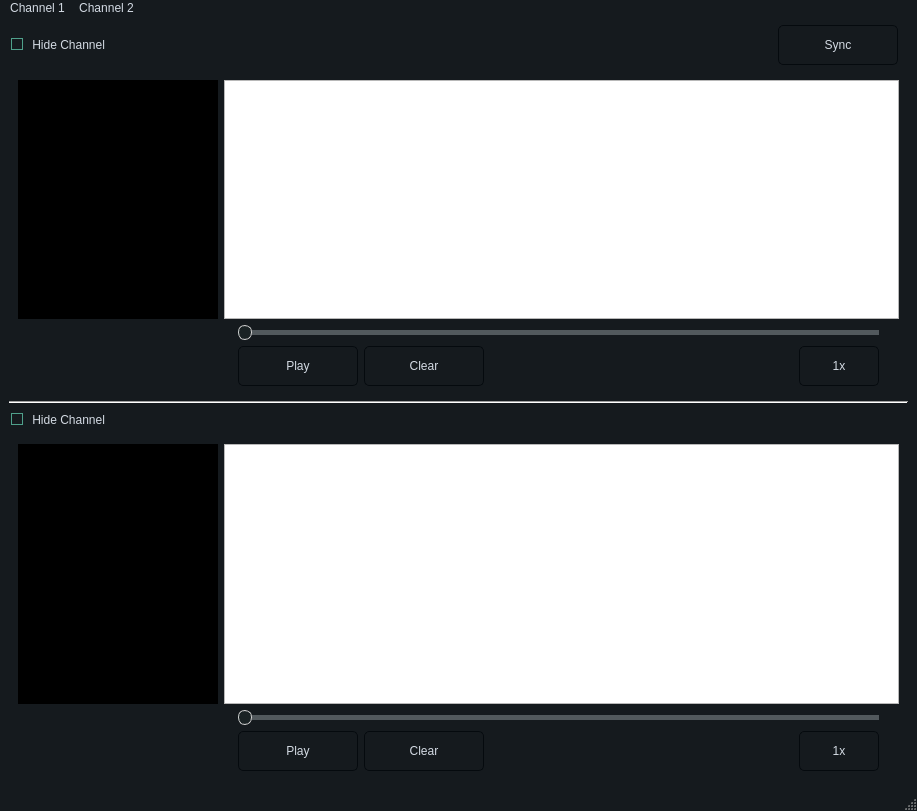
Before: the Qt Designer form main.ui in amirhesham65/signal_studio, drawn with Qt 5.
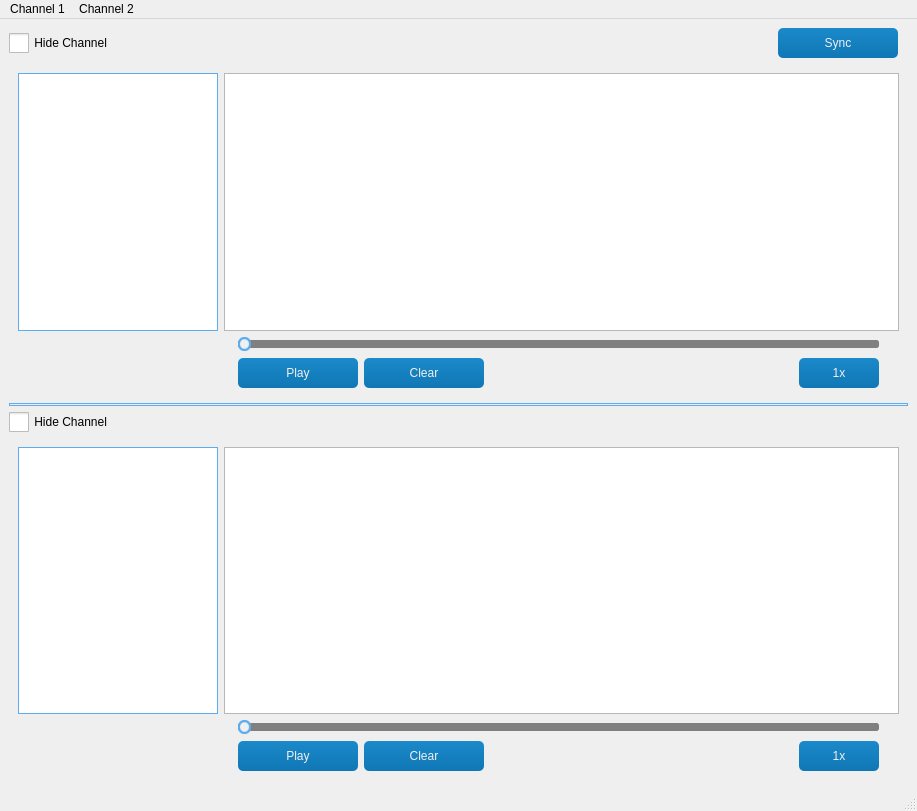
After: the same form once the commit is applied. Icons and pictures are not drawn. Custom widgets are drawn as their Qt base class.

What changed in the file:
```diff
--- a/main.ui
+++ b/main.ui
@@ -14,439 +14,352 @@
    <string>MainWindow</string>
   </property>
   <property name="styleSheet">
-   <string notr="true">QMainWindow {
-	background-color:#151a1e;
+   <string notr="true">QWidget#frmLogin,QWidget#frmPopup,QWidget#frmHostInfo,QWidget#frmLogout,QWidget#frmConfig,QWidget#frmData,QWidget#frmDefence,QWidget#frmHost,QWidget#frmMain,QWidget#frmPwd,QWidget#frmSelect,QWidget#frmMessageBox{
+	border:1px solid #1B89CA;
+	border-radius:0px;	
 }
-QCalendar {
-	background-color: #151a1e;
+
+.QFrame{
+	border:1px solid #5CACEE;
+	border-radius:5px;
 }
-QInputDialog, QDialog {
-	background-color:#151a1e;
+
+QWidget#widget_title{
+	background: qlineargradient(spread:pad, x1:0, y1:0, x2:0, y2:1, stop:0 #1B89CA, stop:1 #1077B5);
 }
-QTextEdit {
-	border-width: 1px;
-	border-style: solid;
-	border-color: #4fa08b;
-	background-color: #222b2e;
-	color: #d3dae3;
+
+QLabel#lab_Ico,QLabel#lab_Title{
+	border-radius:0px;
+	color: #F0F0F0;
+	background-color:rgba(0,0,0,0);
+	border-style:none;
 }
-QPlainTextEdit {
-	border-width: 1px;
-	border-style: solid;
-	border-color: #4fa08b;
-	background-color: #222b2e;
-	color: #d3dae3;
-}
-QToolButton {
-	border-style: solid;
-	border-top-color: qlineargradient(spread:pad, x1:0.5, y1:1, x2:0.5, y2:0, stop:0 rgb(215, 215, 215), stop:1 rgb(222, 222, 222));
-	border-right-color: qlineargradient(spread:pad, x1:0, y1:0.5, x2:1, y2:0.5, stop:0 rgb(217, 217, 217), stop:1 rgb(227, 227, 227));
-	border-left-color: qlineargradient(spread:pad, x1:0, y1:0.5, x2:1, y2:0.5, stop:0 rgb(227, 227, 227), stop:1 rgb(217, 217, 217));
-	border-bottom-color: qlineargradient(spread:pad, x1:0.5, y1:1, x2:0.5, y2:0, stop:0 rgb(215, 215, 215), stop:1 rgb(222, 222, 222));
-	border-width: 1px;
-	border-radius: 5px;
-	color: #d3dae3;
-	padding: 2px;
-	background-color: rgb(255,255,255);
-}
-QToolButton:hover{
-	border-style: solid;
-	border-top-color: qlineargradient(spread:pad, x1:0.5, y1:1, x2:0.5, y2:0, stop:0 rgb(195, 195, 195), stop:1 rgb(222, 222, 222));
-	border-right-color: qlineargradient(spread:pad, x1:0, y1:0.5, x2:1, y2:0.5, stop:0 rgb(197, 197, 197), stop:1 rgb(227, 227, 227));
-	border-left-color: qlineargradient(spread:pad, x1:0, y1:0.5, x2:1, y2:0.5, stop:0 rgb(227, 227, 227), stop:1 rgb(197, 197, 197));
-	border-bottom-color: qlineargradient(spread:pad, x1:0.5, y1:1, x2:0.5, y2:0, stop:0 rgb(195, 195, 195), stop:1 rgb(222, 222, 222));
-	border-width: 1px;
-	border-radius: 5px;
-	color: rgb(0,0,0);
-	padding: 2px;
-	background-color: rgb(255,255,255);
-}
-QToolButton:pressed{
-	border-style: solid;
-	border-top-color: qlineargradient(spread:pad, x1:0.5, y1:1, x2:0.5, y2:0, stop:0 rgb(215, 215, 215), stop:1 rgb(222, 222, 222));
-	border-right-color: qlineargradient(spread:pad, x1:0, y1:0.5, x2:1, y2:0.5, stop:0 rgb(217, 217, 217), stop:1 rgb(227, 227, 227));
-	border-left-color: qlineargradient(spread:pad, x1:0, y1:0.5, x2:1, y2:0.5, stop:0 rgb(227, 227, 227), stop:1 rgb(217, 217, 217));
-	border-bottom-color: qlineargradient(spread:pad, x1:0.5, y1:1, x2:0.5, y2:0, stop:0 rgb(215, 215, 215), stop:1 rgb(222, 222, 222));
-	border-width: 1px;
-	border-radius: 5px;
-	color: rgb(0,0,0);
-	padding: 2px;
-	background-color: rgb(142,142,142);
-}
-QPushButton{
-	border-style: solid;
-	border-color: #050a0e;
-	border-width: 1px;
-	border-radius: 5px;
-	color: #d3dae3;
-	padding: 2px;
-	background-color: #151a1e;
-}
-QPushButton::default{
-	border-style: solid;
-	border-color: #050a0e;
-	border-width: 1px;
-	border-radius: 5px;
-	color: #FFFFFF;
-	padding: 2px;
-	background-color: #151a1e;;
-}
-QPushButton:hover{
-	border-style: solid;
-	border-color: #050a0e;
-	border-width: 1px;
-	border-radius: 5px;
-	color: #d3dae3;
-	padding: 2px;
-	background-color: #1c1f1f;
-}
-QPushButton:pressed{
-	border-style: solid;
-	border-color: #050a0e;
-	border-width: 1px;
-	border-radius: 5px;
-	color: #d3dae3;
-	padding: 2px;
-	background-color: #2c2f2f;
-}
-QPushButton:disabled{
-	border-style: solid;
-	border-top-color: qlineargradient(spread:pad, x1:0.5, y1:1, x2:0.5, y2:0, stop:0 rgb(215, 215, 215), stop:1 rgb(222, 222, 222));
-	border-right-color: qlineargradient(spread:pad, x1:0, y1:0.5, x2:1, y2:0.5, stop:0 rgb(217, 217, 217), stop:1 rgb(227, 227, 227));
-	border-left-color: qlineargradient(spread:pad, x1:0, y1:0.5, x2:1, y2:0.5, stop:0 rgb(227, 227, 227), stop:1 rgb(217, 217, 217));
-	border-bottom-color: qlineargradient(spread:pad, x1:0.5, y1:1, x2:0.5, y2:0, stop:0 rgb(215, 215, 215), stop:1 rgb(222, 222, 222));
-	border-width: 1px;
-	border-radius: 5px;
-	color: #808086;
-	padding: 2px;
-	background-color: rgb(142,142,142);
-}
+
 QLineEdit {
-	border-width: 1px;
-	border-style: solid;
-	border-color: #4fa08b;
-	background-color: #222b2e;
-	color: #d3dae3;
+	border: 1px solid #5CACEE;
+	border-radius: 5px;
+	padding: 2px;
+	background: none;
+	selection-background-color: #1B89CA;
 }
-QLabel {
-	color: #d3dae3;
+
+QLineEdit[echoMode=&quot;2&quot;] { 
+	lineedit-password-character: 9679; 
 }
-QLCDNumber {
-	color: #4d9b87;
+
+.QGroupBox{
+	border: 1px solid #5CACEE;
+	border-radius: 5px;
 }
-QProgressBar {
-	text-align: center;
-	color: #d3dae3;
-	border-radius: 10px;
-	border-color: transparent;
-	border-style: solid;
-	background-color: #52595d;
+
+.QPushButton{
+	border-style: none;
+	border: 0px;
+	color: #F0F0F0;
+	padding: 5px;	
+	min-height: 20px;
+	border-radius:5px;
+	background: qlineargradient(spread:pad, x1:0, y1:0, x2:0, y2:1, stop:0 #1B89CA, stop:1 #1077B5); 
 }
-QProgressBar::chunk {
-	background-color: #214037	;
-	border-radius: 10px;
+
+.QPushButton[focusPolicy=&quot;0&quot;] {
+	border-style: none;
+	border: 0px;
+	color: #F0F0F0;
+	padding: 0px;	
+	min-height: 10px;
+	border-radius:3px;
+	background: qlineargradient(spread:pad, x1:0, y1:0, x2:0, y2:1, stop:0 #1B89CA, stop:1 #1077B5); 
 }
-QMenuBar {
-	background-color: #151a1e;
+
+.QPushButton:hover{ 
+	background: qlineargradient(spread:pad, x1:0, y1:0, x2:0, y2:1, stop:0 #5CACEE, stop:1 #4F94CD);
 }
-QMenuBar::item {
-	color: #d3dae3;
-  	spacing: 3px;
-  	padding: 1px 4px;
-	background-color: #151a1e;
+
+.QPushButton:pressed{ 
+	background: qlineargradient(spread:pad, x1:0, y1:0, x2:0, y2:1, stop:0 #1B89CA, stop:1 #1077B5);
 }
 
-QMenuBar::item:selected {
-  	background-color: #252a2e;
-	color: #FFFFFF;
+QPushButton#btnMenu,QPushButton#btnMenu_Min,QPushButton#btnMenu_Max,QPushButton#btnMenu_Close{
+	border-radius:0px;
+	color: #F0F0F0;
+	background-color:rgba(0,0,0,0);
+	border-style:none;
 }
-QMenu {
-	background-color: #151a1e;
+
+QPushButton#btnMenu:hover,QPushButton#btnMenu_Min:hover,QPushButton#btnMenu_Max:hover{
+	background-color: qlineargradient(spread:pad, x1:0, y1:1, x2:0, y2:0, stop:0 rgba(25, 134, 199, 0), stop:1 #5CACEE);
 }
-QMenu::item:selected {
-	background-color: #252a2e;
-	color: #FFFFFF;
-}
-QMenu::item {
-	color: #d3dae3;
-	background-color: #151a1e;
-}
-QTabWidget {
-	color:rgb(0,0,0);
-	background-color:#000000;
-}
-QTabWidget::pane {
-		border-color: #050a0e;
-		background-color: #1e282c;
-		border-style: solid;
-		border-width: 1px;
-    	border-bottom-left-radius: 4px;
-		border-bottom-right-radius: 4px;
-}
-QTabBar::tab:first {
-	border-style: solid;
-	border-left-width:1px;
-	border-right-width:0px;
-	border-top-width:1px;
-	border-bottom-width:0px;
-	border-top-color: #050a0e;
-	border-left-color: #050a0e;
-	border-bottom-color: #050a0e;
-	border-top-left-radius: 4px;
-	color: #d3dae3;
-	padding: 3px;
-	margin-left:0px;
-	background-color: #151a1e;
-}
-QTabBar::tab:last {
-	border-style: solid;
-	border-top-width:1px;
-	border-left-width:1px;
-	border-right-width:1px;
-	border-bottom-width:0px;
-	border-color: #050a0e;
-	border-top-right-radius: 4px;
-	color: #d3dae3;
-	padding: 3px;
-	margin-left:0px;
-	background-color: #151a1e;
-}
-QTabBar::tab {
-	border-style: solid;
-	border-top-width:1px;
-	border-bottom-width:0px;
-	border-left-width:1px;
-	border-top-color: #050a0e;
-	border-left-color: #050a0e;
-	border-bottom-color: #050a0e;
-	color: #d3dae3;
-	padding: 3px;
-	margin-left:0px;
-	background-color: #151a1e;
-}
-QTabBar::tab:selected, QTabBar::tab:last:selected, QTabBar::tab:hover {
-  	border-style: solid;
-  	border-left-width:1px;
-	border-bottom-width:0px;
-	border-right-color: transparent;
-	border-top-color: #050a0e;
-	border-left-color: #050a0e;
-	border-bottom-color: #050a0e;
-	color: #FFFFFF;
-	padding: 3px;
-	margin-left:0px;
-	background-color: #1e282c;
-}
 
-QTabBar::tab:selected, QTabBar::tab:first:selected, QTabBar::tab:hover {
-  	border-style: solid;
-  	border-left-width:1px;
-  	border-bottom-width:0px;
-  	border-top-width:1px;
-	border-right-color: transparent;
-	border-top-color: #050a0e;
-	border-left-color: #050a0e;
-	border-bottom-color: #050a0e;
-	color: #FFFFFF;
-	padding: 3px;
-	margin-left:0px;
-	background-color: #1e282c;
+QPushButton#btnMenu_Close:hover{
+	background-color: qlineargradient(spread:pad, x1:0, y1:1, x2:0, y2:0, stop:0 rgba(238, 0, 0, 128), stop:1 rgba(238, 44, 44, 255));
 }
 
 QCheckBox {
-	color: #d3dae3;
-	padding: 2px;
+	spacing: 2px; 
 }
-QCheckBox:disabled {
-	color: #808086;
-	padding: 2px;
-}
 
-QCheckBox:hover {
-	border-radius:4px;
-	border-style:solid;
-	padding-left: 1px;
-	padding-right: 1px;
-	padding-bottom: 1px;
-	padding-top: 1px;
-	border-width:1px;
-	border-color: transparent;
+QCheckBox::indicator {
+	width: 20px;
+	height: 20px;
 }
-QCheckBox::indicator:checked {
 
-	height: 10px;
-	width: 10px;
-	border-style:solid;
-	border-width: 1px;
-	border-color: #4fa08b;
-	color: #000000;
-	background-color: qradialgradient(cx:0.4, cy:0.4, radius: 1.5,fx:0, fy:0, stop:0 #1e282c, stop:0.3 #1e282c, stop:0.4 #4fa08b, stop:0.5 #1e282c, stop:1 #1e282c);
-}
 QCheckBox::indicator:unchecked {
+	image: url(:/qss_icons/img_rc/checkbox_unchecked.png);
+}
 
-	height: 10px;
-	width: 10px;
-	border-style:solid;
-	border-width: 1px;
-	border-color: #4fa08b;
-	color: #000000;
+QCheckBox::indicator:checked {
+	image: url(:/qss_icons/img_rc/checkbox_checked.png); 
 }
+
 QRadioButton {
-	color: #d3dae3;
-	padding: 1px;
+	spacing: 2px;
 }
-QRadioButton::indicator:checked {
-	height: 10px;
-	width: 10px;
-	border-style:solid;
-	border-radius:5px;
-	border-width: 1px;
-	border-color: #4fa08b;
-	color: #a9b7c6;
-	background-color: qradialgradient(cx:0.5, cy:0.5, radius:0.4,fx:0.5, fy:0.5, stop:0 #4fa08b, stop:1 #1e282c);
+
+QRadioButton::indicator {
+	width: 15px; 
+	height: 15px; 
 }
-QRadioButton::indicator:!checked {
-	height: 10px;
-	width: 10px;
-	border-style:solid;
-	border-radius:5px;
-	border-width: 1px;
-	border-color: #4fa08b;
-	color: #a9b7c6;
-	background-color: transparent;
+
+QRadioButton::indicator::unchecked {
+	image: url(:/qss_icons/img_rc/radio_normal.png); 
 }
-QStatusBar {
-	color:#027f7f;
+
+QRadioButton::indicator::checked {
+	image: url(:/qss_icons/img_rc/radio_selected.png); 
 }
-QSpinBox {
-	color: #d3dae3;
-	background-color: #222b2e;
-	border-width: 1px;
-	border-style: solid;
-	border-color: #4fa08b;
+
+QComboBox,QDateEdit{
+	border-radius: 3px;
+	padding: 1px 10px 1px 5px;
+	border: 1px solid #5CACEE;
 }
-QDoubleSpinBox {
-	color: #d3dae3;
-	background-color: #222b2e;
-	border-width: 1px;
-	border-style: solid;
-	border-color: #4fa08b;
+
+QComboBox::drop-down,QDateEdit::drop-down {
+	subcontrol-origin: padding;
+	subcontrol-position: top right;
+	width: 15px; 
+	border-left-width: 1px;
+	border-left-style: solid;
+	border-top-right-radius: 3px;
+	border-bottom-right-radius: 3px;
+	border-left-color: #5CACEE;
 }
-QTimeEdit {
-	color: #d3dae3;
-	background-color: #222b2e;
-	border-width: 1px;
-	border-style: solid;
-	border-color: #4fa08b;
+
+QComboBox::down-arrow,QDateEdit::down-arrow {
+	image: url(:/qss_icons/img_rc/array_down.png); 
 }
-QDateTimeEdit {
-	color: #d3dae3;
-	background-color: #222b2e;
-	border-width: 1px;
-	border-style: solid;
-	border-color: #4fa08b;
+
+QMenu {
+	background-color:#F0F0F0;
+	margin: 2px;
 }
-QDateEdit {
-	color: #d3dae3;
-	background-color: #222b2e;
-	border-width: 1px;
-	border-style: solid;
-	border-color: #4fa08b;
+
+QMenu::item {	
+	padding: 2px 12px 2px 12px;
 }
-QFontComboBox {
-	color: #d3dae3;
-	background-color: #222b2e;
-	border-width: 1px;
-	border-style: solid;
-	border-color: #4fa08b;
+
+QMenu::indicator {
+	width: 13px;
+	height: 13px;
 }
-QComboBox {
-	color: #d3dae3;
-	background-color: #222b2e;
-	border-width: 1px;
-	border-style: solid;
-	border-color: #4fa08b;
+
+QMenu::item:selected {
+	color: #FFFFFF;
+	background: qlineargradient(spread:pad, x1:0, y1:0, x2:0, y2:1, stop:0 #1B89CA, stop:1 #1077B5); 
 }
 
-QDial {
-	background: #16a085;
+QMenu::separator {
+	height: 1px;
+	background: #5CACEE;
 }
 
-QToolBox {
-	color: #a9b7c6;
-	background-color: #222b2e;
+QProgressBar {
+	border-radius: 5px;
+	text-align: center;
+	border: 1px solid #5CACEE;
 }
-QToolBox::tab {
-	color: #a9b7c6;
-	background-color:#222b2e;
+
+QProgressBar::chunk {
+	width: 5px; 
+	margin: 0.5px;
+	background-color: #1B89CA;
 }
-QToolBox::tab:selected {
-	color: #FFFFFF;
-	background-color:#222b2e;
+
+QSlider::groove:horizontal,QSlider::add-page:horizontal { 
+	background: #808080; 
+	height: 8px; 
+	border-radius: 3px; 
 }
-QScrollArea {
-	color: #FFFFFF;
-	background-color:#222b2e;
+
+QSlider::sub-page:horizontal {
+	height: 8px; 
+	border-radius: 3px;
+	background: qlineargradient(spread:pad, x1:0, y1:0, x2:0, y2:1, stop:0 #1B89CA, stop:1 #1077B5); 
 }
-QSlider::groove:horizontal {
-	height: 5px;
-	background-color: #52595d;
-}
-QSlider::groove:vertical {
-	width: 5px;
-	background-color: #52595d;
-}
+
 QSlider::handle:horizontal {
-	background: #1a2224;
-	border-style: solid;
-	border-width: 1px;
-	border-color: rgb(207,207,207);
-	width: 12px;
-	margin: -5px 0;
-	border-radius: 7px;
+	width: 13px; 
+	margin-top: -3px; 
+	margin-bottom: -3px; 
+	border-radius: 6px;
+	background: qradialgradient(spread:pad, cx:0.5, cy:0.5, radius:0.5, fx:0.5, fy:0.5,stop:0.6 #F0F0F0, stop:0.778409 #5CACEE);
 }
-QSlider::handle:vertical {
-	background: #1a2224;
-	border-style: solid;
-	border-width: 1px;
-	border-color: rgb(207,207,207);
-	height: 12px;
-	margin: 0 -5px;
-	border-radius: 7px;
+
+QSlider::handle:horizontal:hover {
+	background: qradialgradient(spread: pad, cx: 0.5, cy: 0.5, radius: 0.5, fx: 0.5, fy: 0.5, stop: 0.6 #F0F0F0,stop:0.778409 #1B89CA);
 }
-QSlider::add-page:horizontal {
-    background: #52595d;
+
+QSlider::groove:vertical,QSlider::sub-page:vertical {
+	background:#808080; 
+	width: 8px; 
+	border-radius: 3px;
 }
+
 QSlider::add-page:vertical {
-    background: #52595d;
+	width: 8px;
+	border-radius: 3px;
+	background: qlineargradient(spread:pad, x1:0, y1:0, x2:0, y2:1, stop:0 #1B89CA, stop:1 #1077B5); 
 }
-QSlider::sub-page:horizontal {
-    background-color: #15433a;
+
+QSlider::handle:vertical {
+	height: 14px; 
+	margin-left: -3px;
+	margin-right: -3px;
+	border-radius: 6px;
+	background: qradialgradient(spread: pad, cx: 0.5, cy: 0.5, radius: 0.5, fx: 0.5, fy: 0.5, stop: 0.6 #F0F0F0, stop:0.778409 #5CACEE);
 }
-QSlider::sub-page:vertical {
-    background-color: #15433a;
+
+QSlider::handle:vertical:hover {
+	background: qradialgradient(spread: pad, cx: 0.5, cy: 0.5, radius: 0.5, fx: 0.5, fy: 0.5, stop: 0.6 #F0F0F0,stop:0.778409 #1B89CA);
 }
-QScrollBar:horizontal {
-	max-height: 10px;
-	border: 1px transparent grey;
-	margin: 0px 20px 0px 20px;
-	background: transparent;
-}
+
 QScrollBar:vertical {
-	max-width: 10px;
-	border: 1px transparent grey;
-	margin: 20px 0px 20px 0px;
-	background: transparent;
+	width:10px; 
+	background-color:rgba(0,0,0,0%); 
+	padding-top:10px; 
+	padding-bottom:10px;
 }
+
+QScrollBar:horizontal {
+	height:10px; 
+	background-color:rgba(0,0,0,0%); 
+	padding-left:10px; padding-right:10px;
+}
+
+QScrollBar::handle:vertical {
+	width:10px;
+	background: qlineargradient(spread:pad, x1:0, y1:0, x2:0, y2:1, stop:0 #5CACEE, stop:1 #4F94CD); 
+}
+
 QScrollBar::handle:horizontal {
-	background: #52595d;
-	border-style: transparent;
-	border-radius: 4px;
-	min-width: 25px;
+	height:10px;
+	background: qlineargradient(spread:pad, x1:0, y1:0, x2:0, y2:1, stop:0 #5CACEE, stop:1 #4F94CD); 
 }
-QListWidget {
-    background-color: black;
-    color: white; /* Set text color to white for better visibility */
+
+QScrollBar::handle:vertical:hover {
+	width:10px;
+	background: qlineargradient(spread:pad, x1:0, y1:0, x2:0, y2:1, stop:0 #1B89CA, stop:1 #1077B5); 
+}
+
+QScrollBar::handle:horizontal:hover {
+	height:10px;
+	background: qlineargradient(spread:pad, x1:0, y1:0, x2:0, y2:1, stop:0 #1B89CA, stop:1 #1077B5); 
+}
+
+QScrollBar::add-line:vertical {
+	height:10px;
+	width:10px;
+	subcontrol-position: bottom; 
+	subcontrol-origin: margin;
+	border-image:url(:/qss_icons/img_rc/add-line_vertical.png);
+}
+
+QScrollBar::add-line:horizontal {
+	height:10px;
+	width:10px;
+	subcontrol-position: right;
+	subcontrol-origin: margin;
+	border-image:url(:/qss_icons/img_rc/add-line_horizontal.png);
+}
+
+QScrollBar::sub-line:vertical {
+	height:10px;
+	width:10px;
+	subcontrol-position: top; 
+	subcontrol-origin: margin;
+	border-image:url(:/qss_icons/img_rc/sub-line_vertical.png);
+}
+
+QScrollBar::sub-line:horizontal {
+	height:10px;
+	width:10px;
+	subcontrol-position: left;
+	subcontrol-origin: margin;
+	border-image:url(:/qss_icons/img_rc/sub-line_horizontal.png);
+}
+
+QScrollBar::add-page:vertical,QScrollBar::sub-page:vertical {
+	width:10px;
+	background: #C0C0C0;
+}
+
+QScrollBar::add-page:horizontal,QScrollBar::sub-page:horizontal {
+	height:10px;
+	background: #C0C0C0;
+}
+
+QScrollArea {
+	border: 0px ; 
+}
+
+QTreeView,QListView,QTableView{
+	border: 1px solid #5CACEE; 
+	selection-background-color: #1B89CA;
+	selection-color: #F0F0F0;
+}
+
+QTableView::item:selected, QListView::item:selected, QTreeView::item:selected {
+	color: #F0F0F0;
+	background: qlineargradient(spread:pad, x1:0, y1:0, x2:0, y2:1, stop:0 #1B89CA, stop:1 #1077B5); 
+}
+
+QTableView::item:hover, QListView::item:hover, QTreeView::item:hover {
+	color: #F0F0F0;
+	background: qlineargradient(spread:pad, x1:0, y1:0, x2:0, y2:1, stop:0 #5CACEE, stop:1 #4F94CD); 
+}
+
+QTableView::item, QListView::item, QTreeView::item {
+	padding: 5px; 
+	margin: 0px; 
+}
+
+QHeaderView::section {
+	padding:3px;
+	margin:0px;
+	color:#F0F0F0;
+	border: 1px solid #F0F0F0;
+	background: qlineargradient(spread:pad, x1:0, y1:0, x2:0, y2:1, stop:0 #5CACEE, stop:1 #4F94CD);
+}
+
+QTabBar::tab {
+	border-bottom-left-radius:0px;
+	border-bottom-right-radius:0px;
+	color: #F0F0F0;
+	min-width: 60px;
+	min-height: 20px;
+	padding: 3px 8px 3px 8px;
+	margin:1px;
+	background: qlineargradient(spread:pad, x1:0, y1:0, x2:0, y2:1, stop:0 #5CACEE, stop:1 #4F94CD); 
+}
+
+QTabBar::tab:selected, QTabBar::tab:hover {
+	background: qlineargradient(spread:pad, x1:0, y1:0, x2:0, y2:1, stop:0 #1B89CA, stop:1 #1077B5); 
+}
+
+QStatusBar::item {
+     border: 1px solid #5CACEE;
+     border-radius: 3px;
 }</string>
   </property>
   <widget class="QWidget" name="centralwidget">
@@ -473,7 +386,7 @@
           <property name="minimumSize">
            <size>
             <width>0</width>
-            <height>40</height>
+            <height>10</height>
            </size>
           </property>
           <property name="maximumSize">
@@ -558,7 +471,7 @@
                  <property name="minimumSize">
                   <size>
                    <width>120</width>
-                   <height>40</height>
+                   <height>10</height>
                   </size>
                  </property>
                  <property name="maximumSize">
@@ -577,7 +490,7 @@
                  <property name="minimumSize">
                   <size>
                    <width>120</width>
-                   <height>40</height>
+                   <height>10</height>
                   </size>
                  </property>
                  <property name="maximumSize">
@@ -609,7 +522,7 @@
                  <property name="minimumSize">
                   <size>
                    <width>80</width>
-                   <height>40</height>
+                   <height>10</height>
                   </size>
                  </property>
                  <property name="maximumSize">
@@ -716,7 +629,7 @@
                  <property name="minimumSize">
                   <size>
                    <width>120</width>
-                   <height>40</height>
+                   <height>10</height>
                   </size>
                  </property>
                  <property name="maximumSize">
@@ -735,7 +648,7 @@
                  <property name="minimumSize">
                   <size>
                    <width>120</width>
-                   <height>40</height>
+                   <height>10</height>
                   </size>
                  </property>
                  <property name="maximumSize">
@@ -767,7 +680,7 @@
                  <property name="minimumSize">
                   <size>
                    <width>80</width>
-                   <height>40</height>
+                   <height>10</height>
                   </size>
                  </property>
                  <property name="maximumSize">
@@ -800,7 +713,7 @@
      <x>0</x>
      <y>0</y>
      <width>917</width>
-     <height>23</height>
+     <height>26</height>
     </rect>
    </property>
    <widget class="QMenu" name="menuFile">
```
